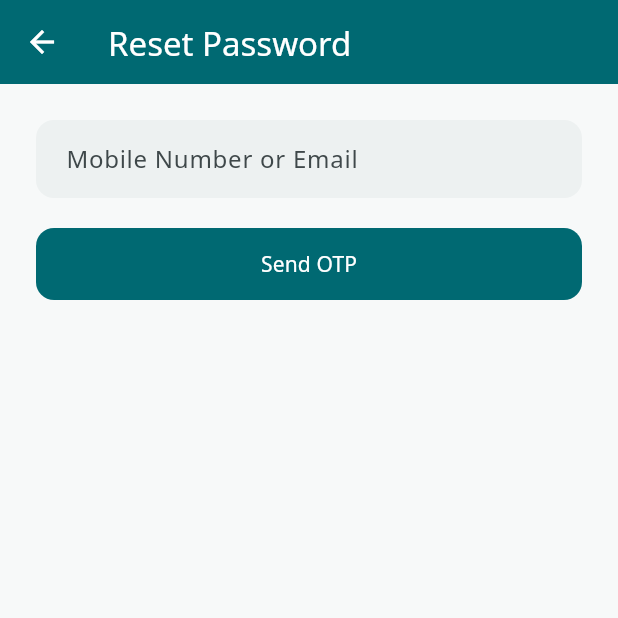
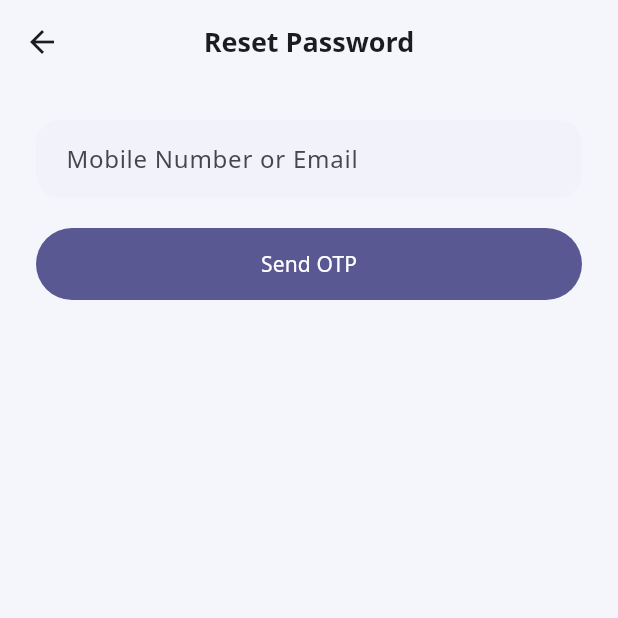
Before and after one commit to avinashkp-96/OneHub, a Flutter app: the screen it shows after launch, after a tap on "Forgot Password?", on a phone screen of 412 x 824 dp, the top half of it. Run offline on Flutter 3.47's test engine with Material 3 defaults, Android fonts, the phone set to English and light mode, and no system bars; our stand-ins replace flutter_secure_storage; network calls fail; Roboto replaces fonts that are missing (Noto Sans).

Commit message:
Retheme mobile apps to match a user-supplied reference style
Scoped to packages/shared-flutter's OneHubTheme only, per explicit
confirmation: mobile apps, palette + shape language (not an exact layout
clone of the reference's specific screens).

- Primary: indigo (#4F46E5 light-mode seed, #818CF8 dark-mode seed) over a
  soft lavender/deep-indigo background, replacing the earlier deep-teal
  palette.
- Buttons: StadiumBorder (full pill), not rounded rectangles.
- Cards: 24px radius, no visible border, a soft shadow instead — read as
  floating on the background rather than as outlined Material containers.
- App bar: transparent background with dark centered text, not a bold
  color bar — a solid color header would have clashed with everything
  else in the reference being pastel/light.
- Text inputs: filled with a soft lavender-gray, no border, unchanged
  radius otherwise.

Also fixes a pre-existing bug while touching this file: OneHubColors.primaryDark
was defined but never actually used for the dark-mode seed color — both
light and dark themes were seeding from the same color.

admin-web is explicitly out of scope here and keeps the old teal palette;
CLAUDE.md's Design section now calls that out as intentional so it doesn't
read as drift later. Updated onehub_theme_test.dart for the new shape/color
assertions; all three Flutter packages still analyze and test clean.

```diff
--- a/packages/shared-flutter/lib/src/theme/onehub_colors.dart
+++ b/packages/shared-flutter/lib/src/theme/onehub_colors.dart
@@ -1,19 +1,23 @@
 import 'package:flutter/material.dart';
 
-/// Brand palette shared by the customer app, provider app, and (as CSS
-/// custom properties) admin-web. Deep teal-blue reads as "trustworthy
-/// service platform" to the same audience Urban Company / JustDial already
-/// trained; status colors are semantic and used directly in widgets rather
-/// than mapped onto Material's primary/secondary/tertiary slots, since
+/// Brand palette shared by the customer app and provider app (mobile only —
+/// admin-web keeps its own teal palette in apps/admin-web/src/theme.css for
+/// now). Indigo-on-lavender, matching a reference style the user supplied
+/// directly (a "PetCare" app mockup): soft, friendly, consumer-app register,
+/// a deliberate departure from the earlier deep-teal "trustworthy platform"
+/// look. Status colors are semantic and used directly in widgets rather than
+/// mapped onto Material's primary/secondary/tertiary slots, since
 /// ColorScheme has no built-in "success"/"warning" concept.
 abstract final class OneHubColors {
-  static const primary = Color(0xFF0E7C86); // deep teal-blue
-  static const primaryDark = Color(0xFF4FD3DE);
+  static const primary = Color(0xFF4F46E5); // indigo
+  static const primaryDark = Color(0xFF818CF8); // lighter indigo, for dark-mode seed
 
-  static const success = Color(0xFF2E7D32); // confirmed / earnings
-  static const warning = Color(0xFFF59E0B); // pending / awaiting selection
-  static const danger = Color(0xFFD32F2F); // rejected / expired
+  static const success = Color(0xFF2E7D32);
+  static const warning = Color(0xFFF59E0B);
+  static const danger = Color(0xFFD32F2F);
 
-  static const surfaceLight = Color(0xFFF7F9F9);
-  static const surfaceDark = Color(0xFF101414);
+  static const surfaceLight = Color(0xFFF5F6FC); // soft lavender-white
+  static const surfaceDark = Color(0xFF15162E); // deep indigo-black
+  static const inputFillLight = Color(0xFFF1F2FA);
+  static const inputFillDark = Color(0xFF23244A);
 }
--- a/packages/shared-flutter/lib/src/theme/onehub_theme.dart
+++ b/packages/shared-flutter/lib/src/theme/onehub_theme.dart
@@ -4,6 +4,13 @@ import 'onehub_colors.dart';
 /// Shared Material 3 theme for the customer and provider apps. Both apps
 /// should use this instead of building their own ThemeData, so a palette or
 /// typography change only has to happen in one place.
+///
+/// Style reference: a "PetCare" app mockup the user supplied directly —
+/// indigo-on-lavender, pill-shaped buttons, large-radius shadowed (not
+/// outlined) cards, and a light/transparent app bar with dark text rather
+/// than a bold color bar, which would clash with everything else in that
+/// reference being pastel. Palette and shape language only, not an exact
+/// layout clone of that mockup's specific screens.
 ///
 /// Noto Sans over Roboto/Inter: this app's provider base spans Indian cities
 /// and regional-language UI is a near-term ask, not a hypothetical, so the
@@ -26,8 +33,9 @@ abstract final class OneHubTheme {
   static ThemeData dark() => _build(Brightness.dark);
 
   static ThemeData _build(Brightness brightness) {
+    final dark = brightness == Brightness.dark;
     final colorScheme = ColorScheme.fromSeed(
-      seedColor: OneHubColors.primary,
+      seedColor: dark ? OneHubColors.primaryDark : OneHubColors.primary,
       brightness: brightness,
     );
 
@@ -35,41 +43,53 @@ abstract final class OneHubTheme {
       useMaterial3: true,
       colorScheme: colorScheme,
       fontFamily: fontFamily,
-      scaffoldBackgroundColor: brightness == Brightness.dark ? OneHubColors.surfaceDark : OneHubColors.surfaceLight,
+      scaffoldBackgroundColor: dark ? OneHubColors.surfaceDark : OneHubColors.surfaceLight,
       appBarTheme: AppBarTheme(
-        backgroundColor: colorScheme.primary,
-        foregroundColor: colorScheme.onPrimary,
+        backgroundColor: Colors.transparent,
+        foregroundColor: colorScheme.onSurface,
         elevation: 0,
-        centerTitle: false,
-      ),
-      cardTheme: CardThemeData(
-        elevation: 0,
-        margin: EdgeInsets.zero,
-        shape: RoundedRectangleBorder(
-          borderRadius: BorderRadius.circular(16),
-          side: BorderSide(color: colorScheme.outlineVariant),
+        centerTitle: true,
+        titleTextStyle: TextStyle(
+          color: colorScheme.onSurface,
+          fontFamily: fontFamily,
+          fontSize: 18,
+          fontWeight: FontWeight.w600,
         ),
       ),
-      // A fixed 48px minimum height (not full width, by design — see
-      // PrimaryCta below for page-level CTAs) so every button is an easy
-      // outdoor tap target, whether it's a page-level CTA or one of a pair
-      // in a Row.
+      // Large radius + a soft shadow instead of an outline — cards read as
+      // "floating" on the lavender background, matching the reference,
+      // rather than as bordered Material containers.
+      cardTheme: CardThemeData(
+        elevation: 2,
+        shadowColor: colorScheme.shadow.withValues(alpha: 0.08),
+        margin: EdgeInsets.zero,
+        color: dark ? OneHubColors.inputFillDark : Colors.white,
+        shape: RoundedRectangleBorder(borderRadius: BorderRadius.circular(24)),
+      ),
+      // Pill-shaped, per the reference, not just rounded-rectangle. A fixed
+      // 48px minimum height (not full width, by design — see PrimaryCta
+      // below for page-level CTAs) so every button is an easy outdoor/
+      // gloved-hand tap target, whether it's a page-level CTA or one of a
+      // pair in a Row.
       filledButtonTheme: FilledButtonThemeData(
         style: FilledButton.styleFrom(
           minimumSize: const Size(64, 48),
-          shape: RoundedRectangleBorder(borderRadius: BorderRadius.circular(12)),
+          shape: const StadiumBorder(),
         ),
       ),
       outlinedButtonTheme: OutlinedButtonThemeData(
         style: OutlinedButton.styleFrom(
           minimumSize: const Size(64, 48),
-          shape: RoundedRectangleBorder(borderRadius: BorderRadius.circular(12)),
+          shape: const StadiumBorder(),
         ),
+      ),
+      textButtonTheme: TextButtonThemeData(
+        style: TextButton.styleFrom(shape: const StadiumBorder()),
       ),
       inputDecorationTheme: InputDecorationTheme(
         filled: true,
-        fillColor: colorScheme.surfaceContainerHighest.withValues(alpha: 0.4),
-        border: OutlineInputBorder(borderRadius: BorderRadius.circular(12), borderSide: BorderSide.none),
+        fillColor: dark ? OneHubColors.inputFillDark : OneHubColors.inputFillLight,
+        border: OutlineInputBorder(borderRadius: BorderRadius.circular(16), borderSide: BorderSide.none),
         contentPadding: const EdgeInsets.symmetric(horizontal: 16, vertical: 14),
       ),
       navigationBarTheme: NavigationBarThemeData(
```
Also changed, not shown: 2 other files.
